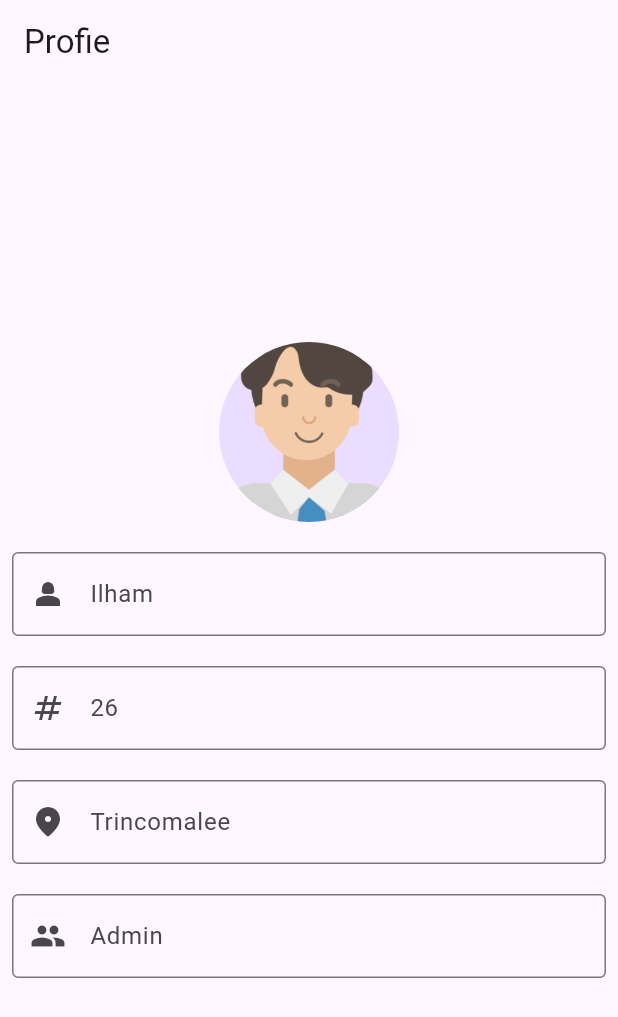
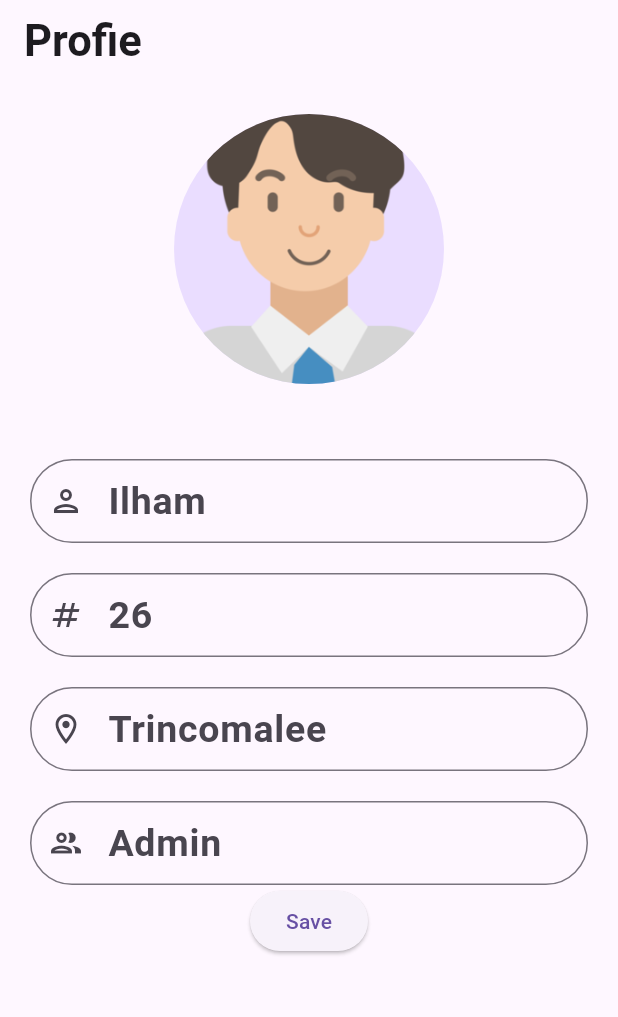
Before and after one commit to hkrilham/02-profilePage, a Flutter app: the screen it shows after launch, on a phone screen of 412 x 824 dp. Shown: the top 1017 px of the screen. Run offline on Flutter 3.47's test engine with Material 3 defaults, Android fonts, the phone set to English and light mode, and no system bars; our stand-ins replace image_picker, shared_preferences.

Commit message:
ui update

```diff
--- a/lib/main.dart
+++ b/lib/main.dart
@@ -1,14 +1,15 @@
 import 'package:flutter/material.dart';
 import 'package:profile_page/profile_page.dart';
 
-void main() => runApp(MyApp());
+void main() => runApp(const MyApp());
 
 class MyApp extends StatelessWidget {
   const MyApp({super.key});
 
   @override
   Widget build(BuildContext context) {
-    return MaterialApp(
+    return const MaterialApp(
+      debugShowCheckedModeBanner: false,
       home: ProfilePage(),
     );
   }
--- a/lib/profile_page.dart
+++ b/lib/profile_page.dart
@@ -71,38 +71,56 @@ class _ProfilePageState extends State<ProfilePage> {
   Widget build(BuildContext context) {
     return Scaffold(
       appBar: AppBar(
-        title: const Text('Profie'),
+        title: const Text(
+          'Profie',
+          style: TextStyle(
+            fontSize: 29,
+            fontWeight: FontWeight.bold,
+          ),
+        ),
       ),
       body: Padding(
-        padding: const EdgeInsets.all(8.0),
+        padding: const EdgeInsets.all(20.0),
         child: Center(
           child: Column(
-            mainAxisAlignment: MainAxisAlignment.center,
+            mainAxisAlignment: MainAxisAlignment.start,
             children: [
               GestureDetector(
                 onTap: _pickImage,
                 child: CircleAvatar(
-                  radius: 60,
+                  radius: 90,
                   backgroundImage: _image == null
                       ? const AssetImage('assets/image.png')
                       : FileImage(_image!),
                 ),
               ),
-              const SizedBox(height: 20),
+              const SizedBox(height: 50),
               const TextField(
                 decoration: InputDecoration(
                   labelText: 'Ilham',
+                  labelStyle: TextStyle(
+                    fontSize: 25,
+                    fontWeight: FontWeight.bold,
+                  ),
                   hintText: "Name",
-                  border: OutlineInputBorder(),
-                  prefixIcon: Icon(Icons.person_2),
+                  border: OutlineInputBorder(
+                    borderRadius: BorderRadius.all(Radius.circular(200)),
+                  ),
+                  prefixIcon: Icon(Icons.person_outlined),
                 ),
               ),
               const SizedBox(height: 20),
               const TextField(
                 decoration: InputDecoration(
                   labelText: '26',
+                  labelStyle: TextStyle(
+                    fontSize: 25,
+                    fontWeight: FontWeight.bold,
+                  ),
                   hintText: "Age",
-                  border: OutlineInputBorder(),
+                  border: OutlineInputBorder(
+                    borderRadius: BorderRadius.all(Radius.circular(200)),
+                  ),
                   prefixIcon: Icon(Icons.numbers),
                 ),
               ),
@@ -110,20 +128,36 @@ class _ProfilePageState extends State<ProfilePage> {
               const TextField(
                 decoration: InputDecoration(
                   labelText: 'Trincomalee',
+                  labelStyle: TextStyle(
+                    fontSize: 25,
+                    fontWeight: FontWeight.bold,
+                  ),
                   hintText: 'Address',
-                  border: OutlineInputBorder(),
-                  prefixIcon: Icon(Icons.location_on_rounded),
+                  border: OutlineInputBorder(
+                    borderRadius: BorderRadius.all(Radius.circular(200)),
+                  ),
+                  prefixIcon: Icon(Icons.location_on_outlined),
                 ),
               ),
               const SizedBox(height: 20),
               const TextField(
                 decoration: InputDecoration(
                   labelText: 'Admin',
+                  labelStyle: TextStyle(
+                    fontSize: 25,
+                    fontWeight: FontWeight.bold,
+                  ),
                   hintText: 'Roll',
-                  border: OutlineInputBorder(),
-                  prefixIcon: Icon(Icons.people),
+                  border: OutlineInputBorder(
+                    borderRadius: BorderRadius.all(Radius.circular(200)),
+                  ),
+                  prefixIcon: Icon(Icons.people_outline_outlined),
                 ),
               ),
+              ElevatedButton(
+                onPressed: () {},
+                child: Text("Save"),
+              )
             ],
           ),
         ),
```
